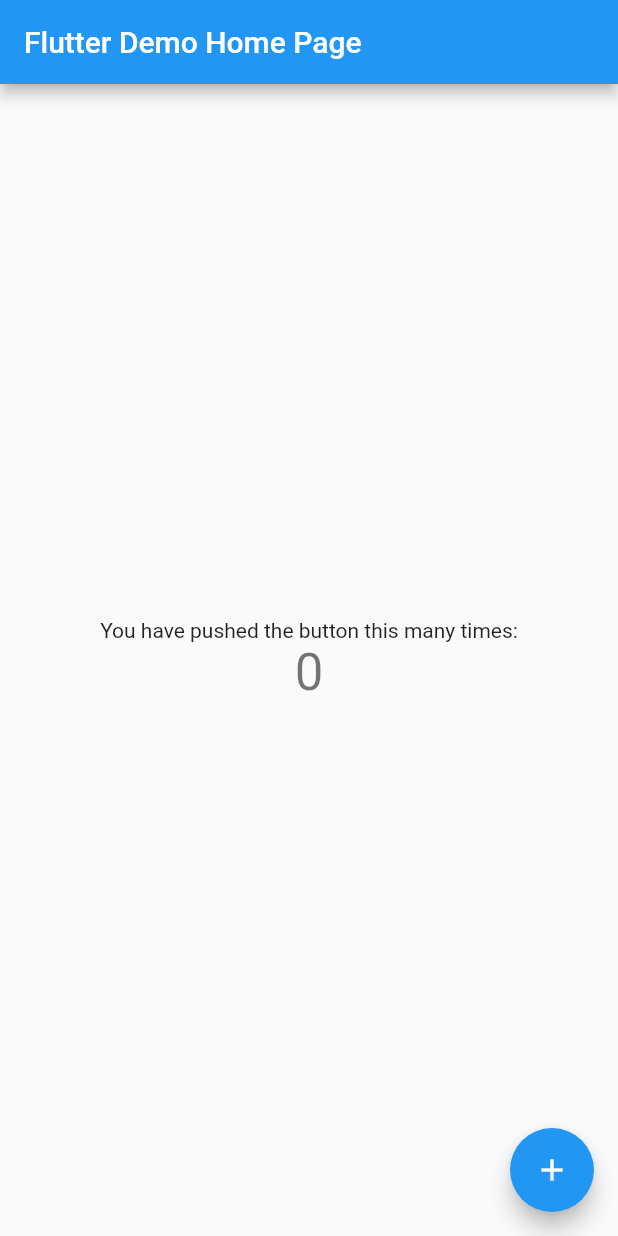
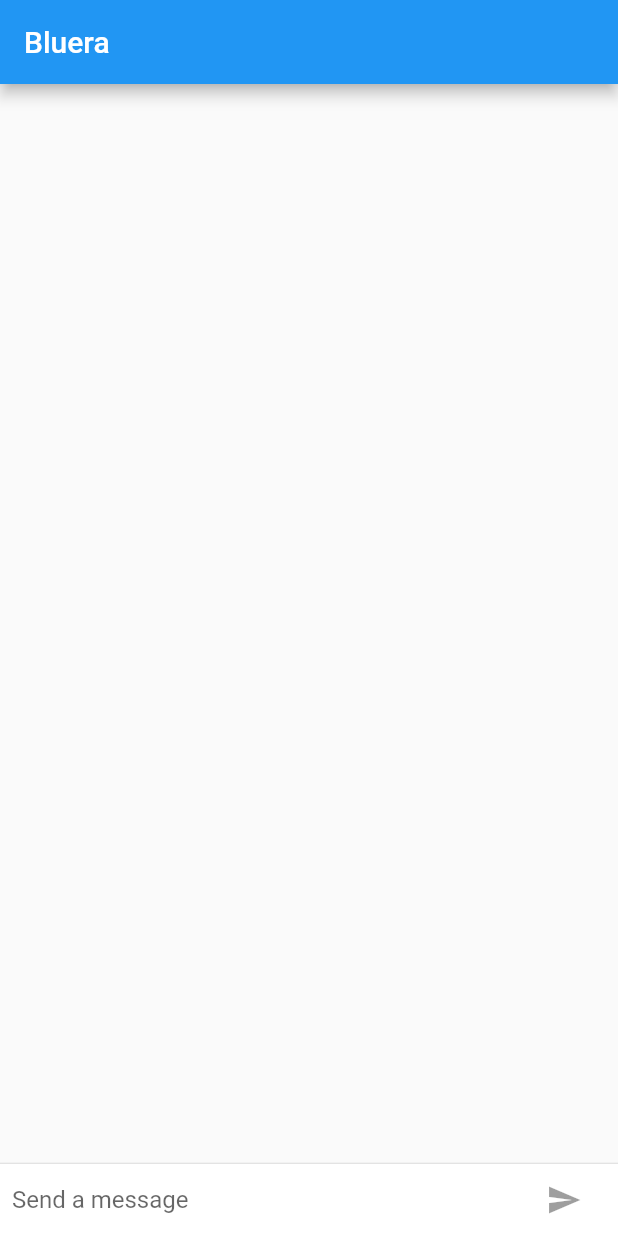
Before and after one commit to umr-ds/bluera, a Flutter app: the screen it shows after launch, on a phone screen of 412 x 824 dp. Run offline on Flutter 3.47's test engine with Material 2 defaults, Android fonts, the phone set to English and light mode, and no system bars.

Commit message:
Add very first very basic chat UI based on Googles Example

```diff
--- a/lib/main.dart
+++ b/lib/main.dart
@@ -1,111 +1,162 @@
 import 'package:flutter/material.dart';
+import 'package:flutter/cupertino.dart';
 
-void main() => runApp(MyApp());
+const String _name = "Distributed Systems";
 
-class MyApp extends StatelessWidget {
-  // This widget is the root of your application.
+void main() {
+  runApp(new FriendlychatApp());
+}
+
+class FriendlychatApp extends StatelessWidget {
   @override
   Widget build(BuildContext context) {
-    return MaterialApp(
-      title: 'Flutter Demo',
-      theme: ThemeData(
-        // This is the theme of your application.
-        //
-        // Try running your application with "flutter run". You'll see the
-        // application has a blue toolbar. Then, without quitting the app, try
-        // changing the primarySwatch below to Colors.green and then invoke
-        // "hot reload" (press "r" in the console where you ran "flutter run",
-        // or simply save your changes to "hot reload" in a Flutter IDE).
-        // Notice that the counter didn't reset back to zero; the application
-        // is not restarted.
-        primarySwatch: Colors.blue,
-      ),
-      home: MyHomePage(title: 'Flutter Demo Home Page'),
+    return new MaterialApp(
+      title: "Bluera",
+      home: new ChatScreen(),
     );
   }
 }
 
-class MyHomePage extends StatefulWidget {
-  MyHomePage({Key key, this.title}) : super(key: key);
+class ChatScreen extends StatefulWidget {
+  @override
+  State createState() => new ChatScreenState();
+}
 
-  // This widget is the home page of your application. It is stateful, meaning
-  // that it has a State object (defined below) that contains fields that affect
-  // how it looks.
+class ChatScreenState extends State<ChatScreen> with TickerProviderStateMixin {
+  final List<ChatMessage> _messages = <ChatMessage>[];
 
-  // This class is the configuration for the state. It holds the values (in this
-  // case the title) provided by the parent (in this case the App widget) and
-  // used by the build method of the State. Fields in a Widget subclass are
-  // always marked "final".
+  final TextEditingController _textController = new TextEditingController();
 
-  final String title;
+  bool _isComposing = false;
 
   @override
-  _MyHomePageState createState() => _MyHomePageState();
-}
+  void dispose() {
+    for (ChatMessage message in _messages)
+      message.animationController.dispose();
+    super.dispose();
+  }
 
-class _MyHomePageState extends State<MyHomePage> {
-  int _counter = 0;
-
-  void _incrementCounter() {
+  void _handleSubmitted(String text) {
+    _textController.clear();
     setState(() {
-      // This call to setState tells the Flutter framework that something has
-      // changed in this State, which causes it to rerun the build method below
-      // so that the display can reflect the updated values. If we changed
-      // _counter without calling setState(), then the build method would not be
-      // called again, and so nothing would appear to happen.
-      _counter++;
+      _isComposing = false;
     });
+    ChatMessage message = new ChatMessage(
+      text: text,
+      animationController: new AnimationController(
+        duration: new Duration(milliseconds: 100),
+        vsync: this,
+      ),
+    );
+    setState(() {
+      _messages.insert(0, message);
+    });
+    message.animationController.forward();
   }
 
   @override
   Widget build(BuildContext context) {
-    // This method is rerun every time setState is called, for instance as done
-    // by the _incrementCounter method above.
-    //
-    // The Flutter framework has been optimized to make rerunning build methods
-    // fast, so that you can just rebuild anything that needs updating rather
-    // than having to individually change instances of widgets.
-    return Scaffold(
-      appBar: AppBar(
-        // Here we take the value from the MyHomePage object that was created by
-        // the App.build method, and use it to set our appbar title.
-        title: Text(widget.title),
+    return new Scaffold(
+      appBar: new AppBar(
+        title: new Text("Bluera"),
+        elevation: Theme.of(context).platform == TargetPlatform.iOS ? 0.0 : 4.0,
       ),
-      body: Center(
-        // Center is a layout widget. It takes a single child and positions it
-        // in the middle of the parent.
-        child: Column(
-          // Column is also a layout widget. It takes a list of children and
-          // arranges them vertically. By default, it sizes itself to fit its
-          // children horizontally, and tries to be as tall as its parent.
-          //
-          // Invoke "debug painting" (press "p" in the console, choose the
-          // "Toggle Debug Paint" action from the Flutter Inspector in Android
-          // Studio, or the "Toggle Debug Paint" command in Visual Studio Code)
-          // to see the wireframe for each widget.
-          //
-          // Column has various properties to control how it sizes itself and
-          // how it positions its children. Here we use mainAxisAlignment to
-          // center the children vertically; the main axis here is the vertical
-          // axis because Columns are vertical (the cross axis would be
-          // horizontal).
-          mainAxisAlignment: MainAxisAlignment.center,
+      body: new Column(
+        children: <Widget>[
+          new Flexible(
+            child: new ListView.builder(
+              padding: new EdgeInsets.all(8.0),
+              reverse: true,
+              itemBuilder: (_, int index) => _messages[index],
+              itemCount: _messages.length,
+            ),
+          ),
+          new Divider(height: 1.0),
+          new Container(
+            decoration: new BoxDecoration(color: Theme.of(context).cardColor),
+            child: _buildTextComposer(),
+          ),
+        ],
+      ),
+    );
+  }
+
+  Widget _buildTextComposer() {
+    return new IconTheme(
+      data: new IconThemeData(color: Theme.of(context).accentColor),
+      child: new Container(
+        margin: const EdgeInsets.symmetric(horizontal: 8.0),
+        child: new Row(
           children: <Widget>[
-            Text(
-              'You have pushed the button this many times:',
+            new Flexible(
+              child: new TextField(
+                controller: _textController,
+                onChanged: (String text) {
+                  setState(() {
+                    _isComposing = text.length > 0;
+                  });
+                },
+                onSubmitted: _handleSubmitted,
+                decoration:
+                    new InputDecoration.collapsed(hintText: "Send a message"),
+              ),
             ),
-            Text(
-              '$_counter',
-              style: Theme.of(context).textTheme.display1,
+            new Container(
+              margin: new EdgeInsets.symmetric(horizontal: 4.0),
+              child: Theme.of(context).platform == TargetPlatform.iOS
+                  ? new CupertinoButton(
+                      child: new Text("Send"),
+                      onPressed: _isComposing
+                          ? () => _handleSubmitted(_textController.text)
+                          : null,
+                    )
+                  : new IconButton(
+                      icon: new Icon(Icons.send),
+                      onPressed: _isComposing
+                          ? () => _handleSubmitted(_textController.text)
+                          : null,
+                    ),
             ),
           ],
         ),
       ),
-      floatingActionButton: FloatingActionButton(
-        onPressed: _incrementCounter,
-        tooltip: 'Increment',
-        child: Icon(Icons.add),
-      ), // This trailing comma makes auto-formatting nicer for build methods.
     );
   }
 }
+
+class ChatMessage extends StatelessWidget {
+  ChatMessage({this.text, this.animationController});
+  final String text;
+  final AnimationController animationController;
+  @override
+  Widget build(BuildContext context) {
+    return new SizeTransition(
+        sizeFactor: new CurvedAnimation(
+            parent: animationController, curve: Curves.easeOut),
+        axisAlignment: 0.0,
+        child: new Container(
+          margin: const EdgeInsets.symmetric(vertical: 10.0),
+          child: new Row(
+            crossAxisAlignment: CrossAxisAlignment.start,
+            children: <Widget>[
+              new Container(
+                margin: const EdgeInsets.only(right: 16.0),
+                child: new CircleAvatar(child: new Text(_name[0])),
+              ),
+              new Expanded(
+                child: new Column(
+                  crossAxisAlignment: CrossAxisAlignment.start,
+                  children: <Widget>[
+                    new Text(_name, style: Theme.of(context).textTheme.subhead),
+                    new Container(
+                      margin: const EdgeInsets.only(top: 5.0),
+                      child: new Text(text),
+                    ),
+                  ],
+                ),
+              ),
+            ],
+          ),
+        ));
+  }
+}
--- a/pubspec.yaml
+++ b/pubspec.yaml
@@ -1,5 +1,5 @@
-name: bluera
-description: A new Flutter project.
+name: Bluera
+description: Decentralized chat app over Bluetooth over LoRa
 
 # The following defines the version and build number for your application.
 # A version number is three numbers separated by dots, like 1.2.43
```
Also changed, not shown: 4 other files.
